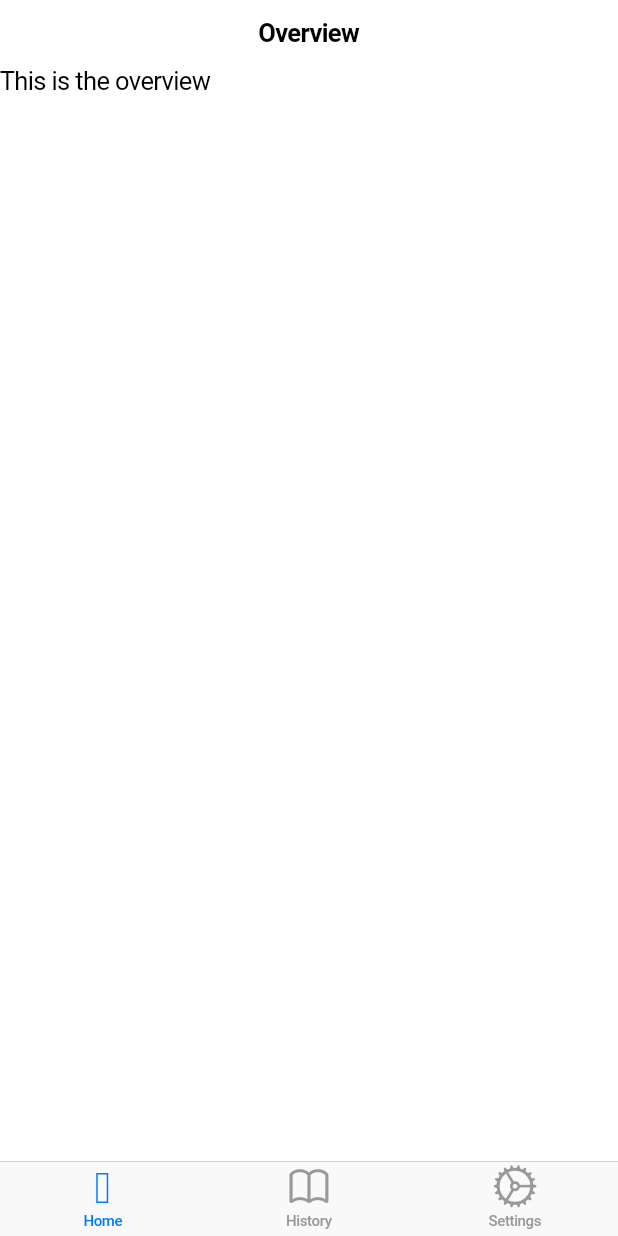
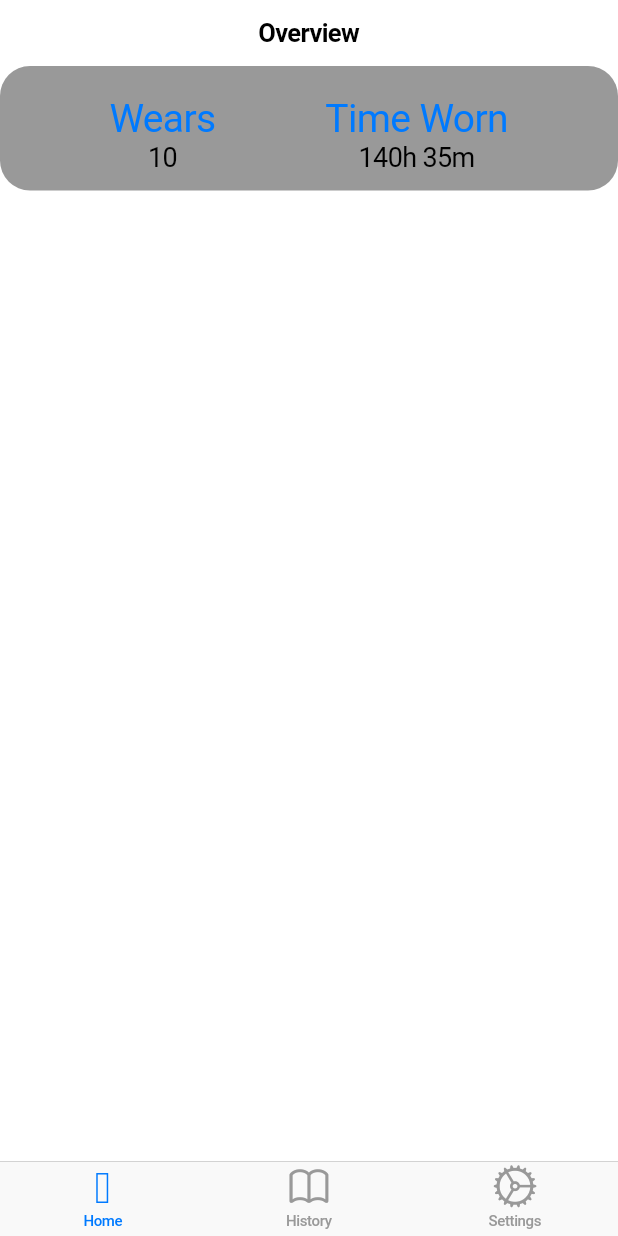
Before and after one commit to shaunsewell/lens-tracker, a Flutter app: the screen it shows after launch, on a phone screen of 412 x 824 dp. Run offline on Flutter 3.47's test engine with Material 2 defaults, Android fonts, the phone set to English and light mode, and no system bars.

Commit message:
added current wear data button to overview tab.

```diff
--- a/lib/screens/overview.dart
+++ b/lib/screens/overview.dart
@@ -13,9 +13,9 @@ class OverviewScreen extends StatelessWidget {
           ),
           child: ListView(
             children: [
-              Text("This is the overview"),
               //Ads
               //Count/Total Time row
+              buttonSection,
               //Graph
               //Button
             ],
@@ -24,4 +24,48 @@ class OverviewScreen extends StatelessWidget {
       },
     );
   }
+
+  static Column _buildButtonColumn(Color color, String time, String label) {
+    return Column(
+      mainAxisSize: MainAxisSize.min,
+      mainAxisAlignment: MainAxisAlignment.center,
+      children: [
+        Container(
+          margin: const EdgeInsets.only(top: 8),
+          child: Text(
+            label,
+            style: TextStyle(
+              fontSize: 26,
+              fontWeight: FontWeight.w400,
+              color: color,
+            ),
+          ),
+        ),
+        Text(
+          time,
+          style: TextStyle(
+          fontSize: 18,
+          fontWeight: FontWeight.w400,
+        ),),
+      ],
+    );
+  }
+
+  static Color color = CupertinoColors.activeBlue;
+  static IconData calendarIcon = IconData(0xF3F3, fontFamily: CupertinoIcons.iconFont, fontPackage: CupertinoIcons.iconFontPackage,);
+
+  Widget buttonSection = Container(
+    padding: const EdgeInsets.only(top:12.0, bottom: 12.0),
+    decoration: BoxDecoration(
+        color: CupertinoColors.inactiveGray,
+        borderRadius: BorderRadius.circular(20.0)
+    ),
+    child: Row(
+      mainAxisAlignment: MainAxisAlignment.spaceEvenly,
+      children: [
+        _buildButtonColumn(color, '10', 'Wears'),
+        _buildButtonColumn(color, '140h 35m', 'Time Worn'),
+      ],
+    ),
+  );
 }
```
